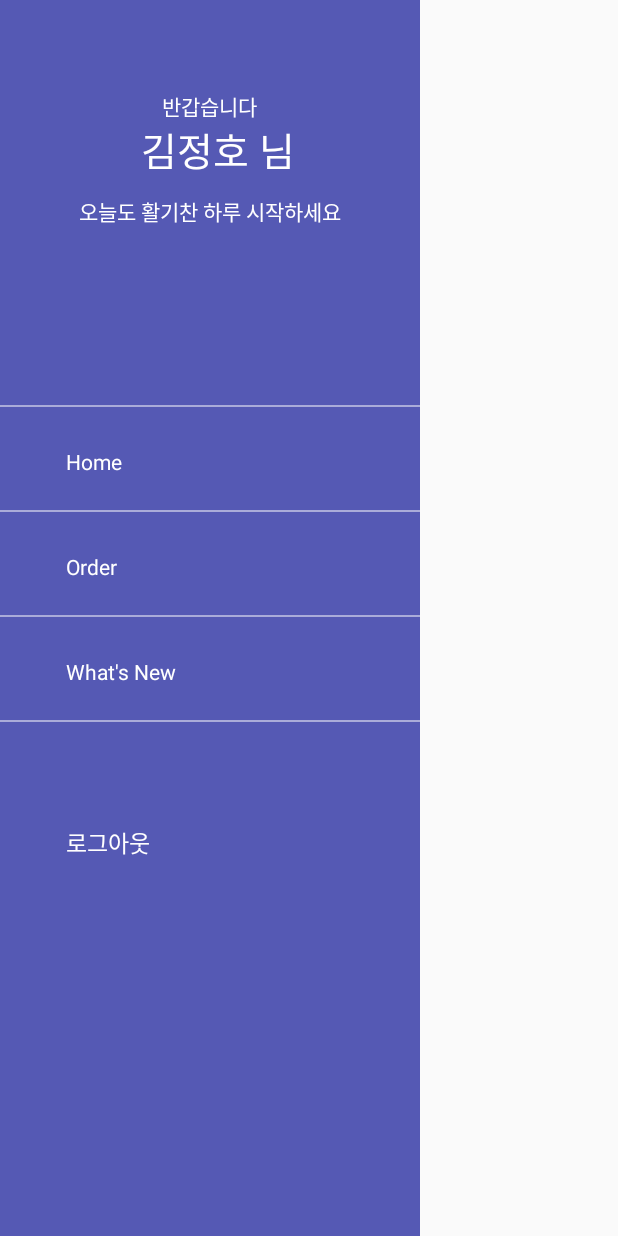
After one commit to royalstyles/Bucks, an Android app: the layout drawerview.xml on its own in the app's theme, with its tools: preview values and no code run, on a phone screen of 412 x 824 dp. The commit adds this screen. Run offline under Robolectric (Android 15) with nearby library versions, the phone set to English and light mode, and no system bars.

Commit message:
initial commit

```diff
--- /dev/null
+++ b/app/src/main/res/layout/drawerview.xml
@@ -0,0 +1,157 @@
+<?xml version="1.0" encoding="utf-8"?>
+<LinearLayout xmlns:android="http://schemas.android.com/apk/res/android"
+    android:orientation="vertical"
+    android:layout_width="280dp"
+    android:layout_height="match_parent"
+    android:layout_gravity="start"
+    android:id="@+id/drawerView"
+    android:background="#5559b4">
+
+    <RelativeLayout
+        android:layout_width="match_parent"
+        android:layout_height="match_parent"
+        android:orientation="horizontal"
+        android:background="#5559b4">
+
+        <TextView
+            android:layout_width="wrap_content"
+            android:layout_height="wrap_content"
+            android:text="반갑습니다"
+            android:textSize="14dp"
+            android:textColor="#ffffff"
+            android:layout_marginTop="60dp"
+            android:layout_centerHorizontal="true">
+        </TextView>
+
+        <ImageView
+            android:layout_width="wrap_content"
+            android:layout_height="wrap_content"
+            android:id="@+id/genter_icon"
+            android:layout_marginTop="80dp"
+            android:layout_marginLeft="50dp">
+        </ImageView>
+
+        <TextView
+            android:layout_width="wrap_content"
+            android:layout_height="wrap_content"
+            android:text="김정호 님"
+            android:textSize="26dp"
+            android:textColor="#ffffff"
+            android:layout_marginTop="80dp"
+            android:layout_marginLeft="94dp"
+            >
+        </TextView>
+
+        <TextView
+            android:layout_width="wrap_content"
+            android:layout_height="wrap_content"
+            android:text="오늘도 활기찬 하루 시작하세요"
+            android:textSize="14dp"
+            android:textColor="#ffffff"
+            android:layout_marginTop="130dp"
+            android:layout_centerHorizontal="true">
+        </TextView>
+
+        <LinearLayout
+            android:layout_width="match_parent"
+            android:layout_height="1dp"
+            android:background="#80ffffff"
+            android:layout_marginTop="270dp">
+        </LinearLayout>
+
+        <ImageView
+            android:layout_width="wrap_content"
+            android:layout_height="wrap_content"
+            android:layout_marginTop="298dp"
+            android:layout_marginLeft="20dp">
+        </ImageView>
+
+        <TextView
+            android:layout_width="wrap_content"
+            android:layout_height="wrap_content"
+            android:text="Home"
+            android:textColor="#ffffff"
+            android:id="@+id/nav_home"
+            android:layout_marginTop="298dp"
+            android:layout_marginLeft="44dp"
+            android:onClick="OnClick">
+        </TextView>
+
+        <LinearLayout
+            android:layout_width="match_parent"
+            android:layout_height="1dp"
+            android:background="#80ffffff"
+            android:layout_marginTop="340dp">
+        </LinearLayout>
+
+        <ImageView
+            android:layout_width="wrap_content"
+            android:layout_height="wrap_content"
+            android:layout_marginTop="368dp"
+            android:layout_marginLeft="20dp">
+        </ImageView>
+
+        <TextView
+            android:layout_width="wrap_content"
+            android:layout_height="wrap_content"
+            android:text="Order"
+            android:textColor="#ffffff"
+            android:id="@+id/nav_order"
+            android:layout_marginTop="368dp"
+            android:layout_marginLeft="44dp"
+            android:onClick="OnClick">
+        </TextView>
+
+        <LinearLayout
+            android:layout_width="match_parent"
+            android:layout_height="1dp"
+            android:background="#80ffffff"
+            android:layout_marginTop="410dp">
+        </LinearLayout>
+
+        <ImageView
+            android:layout_width="wrap_content"
+            android:layout_height="wrap_content"
+            android:layout_marginTop="438dp"
+            android:layout_marginLeft="20dp">
+        </ImageView>
+
+        <TextView
+            android:layout_width="wrap_content"
+            android:layout_height="wrap_content"
+            android:text="What's New"
+            android:textColor="#ffffff"
+            android:id="@+id/nav_help"
+            android:layout_marginTop="438dp"
+            android:layout_marginLeft="44dp"
+            android:onClick="OnClick">
+        </TextView>
+
+        <LinearLayout
+            android:layout_width="match_parent"
+            android:layout_height="1dp"
+            android:background="#80ffffff"
+            android:layout_marginTop="480dp">
+        </LinearLayout>
+
+        <ImageView
+            android:layout_width="wrap_content"
+            android:layout_height="wrap_content"
+            android:layout_marginTop="550dp"
+            android:layout_marginLeft="20dp">
+        </ImageView>
+
+        <TextView
+            android:layout_width="wrap_content"
+            android:layout_height="wrap_content"
+            android:text="로그아웃"
+            android:textSize="15dp"
+            android:textColor="#ffffff"
+            android:id="@+id/nav_logout"
+            android:layout_marginTop="550dp"
+            android:layout_marginLeft="44dp"
+            android:onClick="OnClick">
+        </TextView>
+    </RelativeLayout>
+
+</LinearLayout>
--- a/app/src/main/res/values/strings.xml
+++ b/app/src/main/res/values/strings.xml
@@ -2,4 +2,5 @@
     <string name="app_name">Bucks</string>
     <string name="string_title">Bucks Coffee</string>
     <string name="string_ment">안녕하세요 Bucks 입니다</string>
+    <string name="main_imgbtn_list">main_imgbtn_list</string>
 </resources>
--- a/build.gradle
+++ b/build.gradle
@@ -8,7 +8,7 @@ buildscript {
 
     }
     dependencies {
-        classpath 'com.android.tools.build:gradle:3.6.2'
+        classpath 'com.android.tools.build:gradle:3.6.3'
         classpath 'com.google.gms:google-services:4.3.3'
 
         // NOTE: Do not place your application dependencies here; they belong
@@ -21,6 +21,7 @@ allprojects {
         google()
         jcenter()
 
+
     }
 }
 
```
Also changed, not shown: app/src/main/java/com/example/bucks/MainActivity.java (+43 -0 lines), app/src/main/res/layout/activity_drawer.xml (added, +28 -0 lines), app/src/main/res/layout/activity_main.xml (+3 -47 lines), 1 other file.
